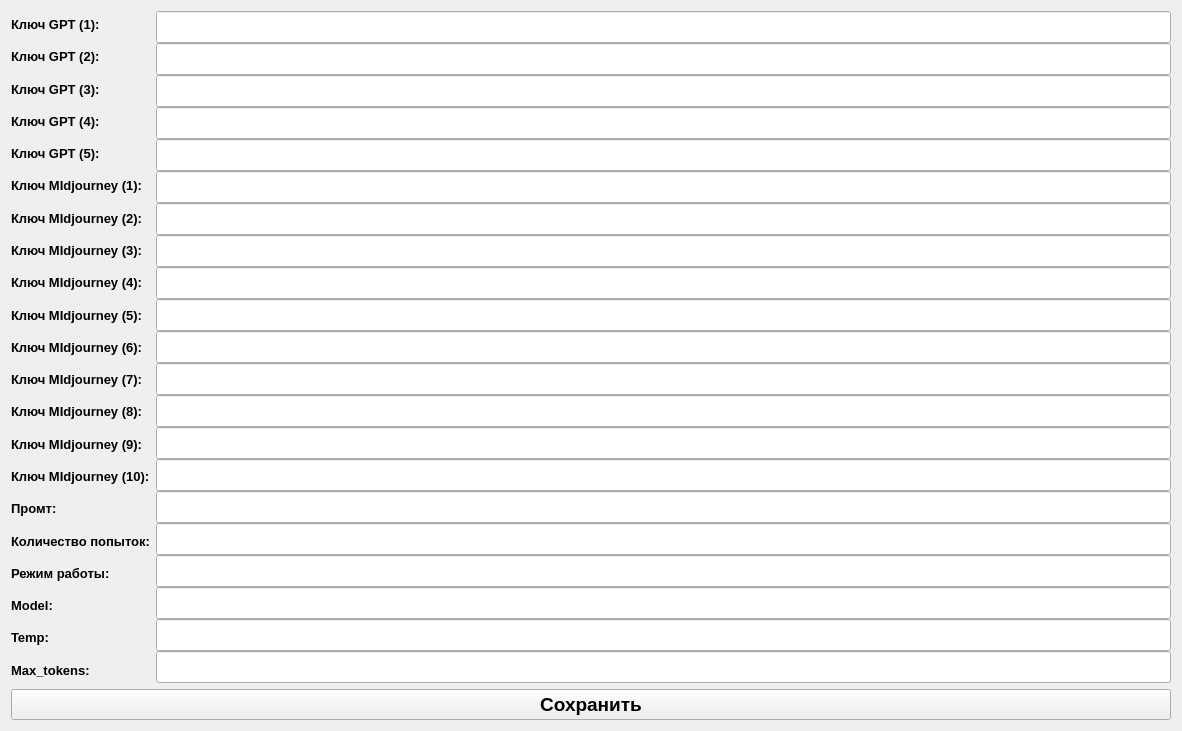
The window that config.ui (edfefegeger/ChatGPT-Midjourney_Automatization) describes before a commit, drawn with Qt 5.
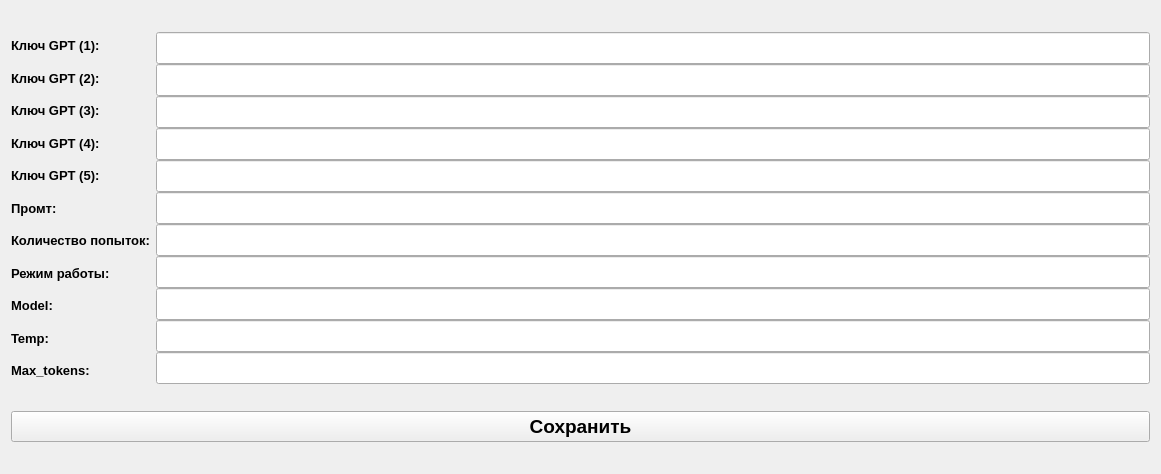
The same window after the commit.

Commit message: no imagine dev in gui

Patch:
```diff
--- a/config.ui
+++ b/config.ui
@@ -6,8 +6,8 @@
    <rect>
     <x>0</x>
     <y>0</y>
-    <width>1182</width>
-    <height>720</height>
+    <width>1161</width>
+    <height>474</height>
    </rect>
   </property>
   <property name="maximumSize">
@@ -123,196 +123,6 @@
        </property>
       </widget>
      </item>
-     <item>
-      <widget class="QLabel" name="label_12">
-       <property name="maximumSize">
-        <size>
-         <width>16777215</width>
-         <height>30</height>
-        </size>
-       </property>
-       <property name="font">
-        <font>
-         <pointsize>10</pointsize>
-         <bold>true</bold>
-        </font>
-       </property>
-       <property name="text">
-        <string>Ключ MIdjourney (1):</string>
-       </property>
-      </widget>
-     </item>
-     <item>
-      <widget class="QLabel" name="label_13">
-       <property name="maximumSize">
-        <size>
-         <width>16777215</width>
-         <height>30</height>
-        </size>
-       </property>
-       <property name="font">
-        <font>
-         <pointsize>10</pointsize>
-         <bold>true</bold>
-        </font>
-       </property>
-       <property name="text">
-        <string>Ключ MIdjourney (2):</string>
-       </property>
-      </widget>
-     </item>
-     <item>
-      <widget class="QLabel" name="label_14">
-       <property name="maximumSize">
-        <size>
-         <width>16777215</width>
-         <height>30</height>
-        </size>
-       </property>
-       <property name="font">
-        <font>
-         <pointsize>10</pointsize>
-         <bold>true</bold>
-        </font>
-       </property>
-       <property name="text">
-        <string>Ключ MIdjourney (3):</string>
-       </property>
-      </widget>
-     </item>
-     <item>
-      <widget class="QLabel" name="label_15">
-       <property name="maximumSize">
-        <size>
-         <width>16777215</width>
-         <height>30</height>
-        </size>
-       </property>
-       <property name="font">
-        <font>
-         <pointsize>10</pointsize>
-         <bold>true</bold>
-        </font>
-       </property>
-       <property name="text">
-        <string>Ключ MIdjourney (4):</string>
-       </property>
-      </widget>
-     </item>
-     <item>
-      <widget class="QLabel" name="label_16">
-       <property name="maximumSize">
-        <size>
-         <width>16777215</width>
-         <height>30</height>
-        </size>
-       </property>
-       <property name="font">
-        <font>
-         <pointsize>10</pointsize>
-         <bold>true</bold>
-        </font>
-       </property>
-       <property name="text">
-        <string>Ключ MIdjourney (5):</string>
-       </property>
-      </widget>
-     </item>
-     <item>
-      <widget class="QLabel" name="label_17">
-       <property name="maximumSize">
-        <size>
-         <width>16777215</width>
-         <height>30</height>
-        </size>
-       </property>
-       <property name="font">
-        <font>
-         <pointsize>10</pointsize>
-         <bold>true</bold>
-        </font>
-       </property>
-       <property name="text">
-        <string>Ключ MIdjourney (6):</string>
-       </property>
-      </widget>
-     </item>
-     <item>
-      <widget class="QLabel" name="label_18">
-       <property name="maximumSize">
-        <size>
-         <width>16777215</width>
-         <height>30</height>
-        </size>
-       </property>
-       <property name="font">
-        <font>
-         <pointsize>10</pointsize>
-         <bold>true</bold>
-        </font>
-       </property>
-       <property name="text">
-        <string>Ключ MIdjourney (7):</string>
-       </property>
-      </widget>
-     </item>
-     <item>
-      <widget class="QLabel" name="label_19">
-       <property name="maximumSize">
-        <size>
-         <width>16777215</width>
-         <height>30</height>
-        </size>
-       </property>
-       <property name="font">
-        <font>
-         <pointsize>10</pointsize>
-         <bold>true</bold>
-        </font>
-       </property>
-       <property name="text">
-        <string>Ключ MIdjourney (8):</string>
-       </property>
-      </widget>
-     </item>
-     <item>
-      <widget class="QLabel" name="label_20">
-       <property name="maximumSize">
-        <size>
-         <width>16777215</width>
-         <height>30</height>
-        </size>
-       </property>
-       <property name="font">
-        <font>
-         <pointsize>10</pointsize>
-         <bold>true</bold>
-        </font>
-       </property>
-       <property name="text">
-        <string>Ключ MIdjourney (9):</string>
-       </property>
-      </widget>
-     </item>
-     <item>
-      <widget class="QLabel" name="label_21">
-       <property name="maximumSize">
-        <size>
-         <width>16777215</width>
-         <height>30</height>
-        </size>
-       </property>
-       <property name="font">
-        <font>
-         <pointsize>10</pointsize>
-         <bold>true</bold>
-        </font>
-       </property>
-       <property name="text">
-        <string>Ключ MIdjourney (10):</string>
-       </property>
-      </widget>
-     </item>
      <item>
       <widget class="QLabel" name="label_2">
        <property name="maximumSize">
@@ -522,156 +332,6 @@
        </property>
       </widget>
      </item>
-     <item>
-      <widget class="QLineEdit" name="lineEdit_12">
-       <property name="minimumSize">
-        <size>
-         <width>0</width>
-         <height>32</height>
-        </size>
-       </property>
-       <property name="font">
-        <font>
-         <pointsize>12</pointsize>
-        </font>
-       </property>
-      </widget>
-     </item>
-     <item>
-      <widget class="QLineEdit" name="lineEdit_13">
-       <property name="minimumSize">
-        <size>
-         <width>0</width>
-         <height>32</height>
-        </size>
-       </property>
-       <property name="font">
-        <font>
-         <pointsize>12</pointsize>
-        </font>
-       </property>
-      </widget>
-     </item>
-     <item>
-      <widget class="QLineEdit" name="lineEdit_14">
-       <property name="minimumSize">
-        <size>
-         <width>0</width>
-         <height>32</height>
-        </size>
-       </property>
-       <property name="font">
-        <font>
-         <pointsize>12</pointsize>
-        </font>
-       </property>
-      </widget>
-     </item>
-     <item>
-      <widget class="QLineEdit" name="lineEdit_15">
-       <property name="minimumSize">
-        <size>
-         <width>0</width>
-         <height>32</height>
-        </size>
-       </property>
-       <property name="font">
-        <font>
-         <pointsize>12</pointsize>
-        </font>
-       </property>
-      </widget>
-     </item>
-     <item>
-      <widget class="QLineEdit" name="lineEdit_16">
-       <property name="minimumSize">
-        <size>
-         <width>0</width>
-         <height>32</height>
-        </size>
-       </property>
-       <property name="font">
-        <font>
-         <pointsize>12</pointsize>
-        </font>
-       </property>
-      </widget>
-     </item>
-     <item>
-      <widget class="QLineEdit" name="lineEdit_17">
-       <property name="minimumSize">
-        <size>
-         <width>0</width>
-         <height>32</height>
-        </size>
-       </property>
-       <property name="font">
-        <font>
-         <pointsize>12</pointsize>
-        </font>
-       </property>
-      </widget>
-     </item>
-     <item>
-      <widget class="QLineEdit" name="lineEdit_18">
-       <property name="minimumSize">
-        <size>
-         <width>0</width>
-         <height>32</height>
-        </size>
-       </property>
-       <property name="font">
-        <font>
-         <pointsize>12</pointsize>
-        </font>
-       </property>
-      </widget>
-     </item>
-     <item>
-      <widget class="QLineEdit" name="lineEdit_19">
-       <property name="minimumSize">
-        <size>
-         <width>0</width>
-         <height>32</height>
-        </size>
-       </property>
-       <property name="font">
-        <font>
-         <pointsize>12</pointsize>
-        </font>
-       </property>
-      </widget>
-     </item>
-     <item>
-      <widget class="QLineEdit" name="lineEdit_20">
-       <property name="minimumSize">
-        <size>
-         <width>0</width>
-         <height>32</height>
-        </size>
-       </property>
-       <property name="font">
-        <font>
-         <pointsize>12</pointsize>
-        </font>
-       </property>
-      </widget>
-     </item>
-     <item>
-      <widget class="QLineEdit" name="lineEdit_21">
-       <property name="minimumSize">
-        <size>
-         <width>0</width>
-         <height>32</height>
-        </size>
-       </property>
-       <property name="font">
-        <font>
-         <pointsize>12</pointsize>
-        </font>
-       </property>
-      </widget>
-     </item>
      <item>
       <widget class="QLineEdit" name="lineEdit_22">
        <property name="minimumSize">
```
The commit also changes 7 other files.
